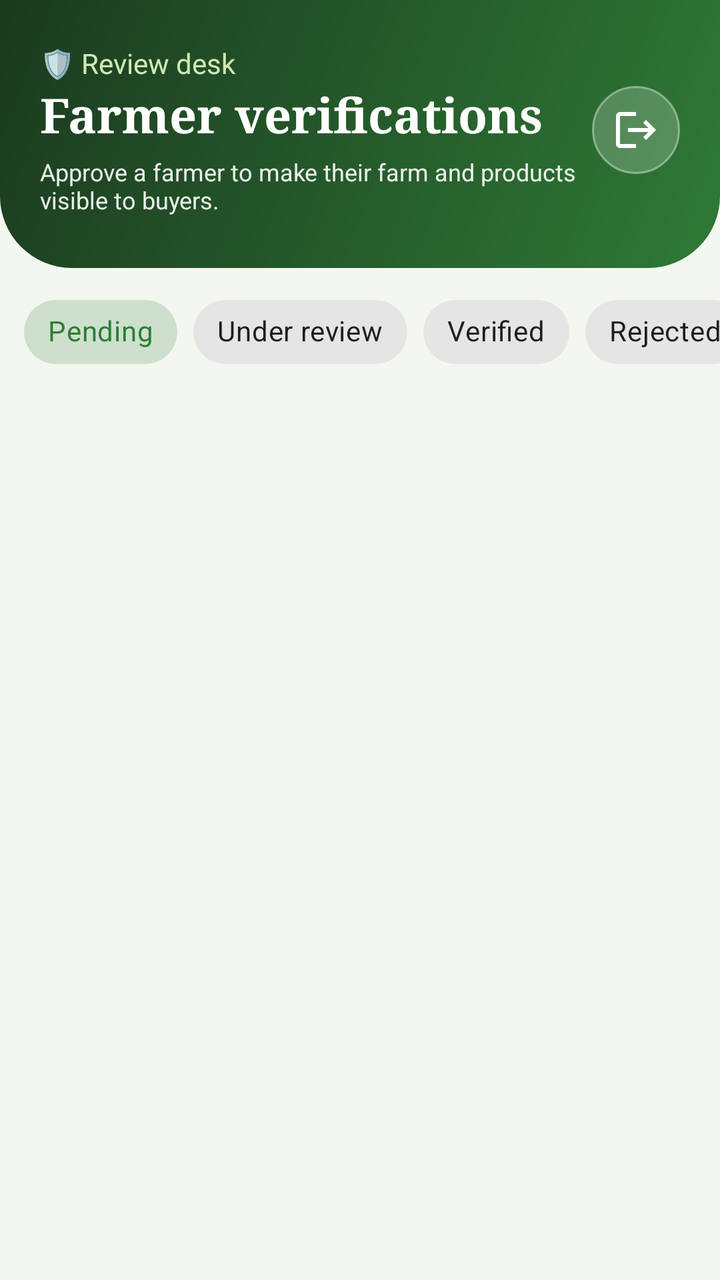
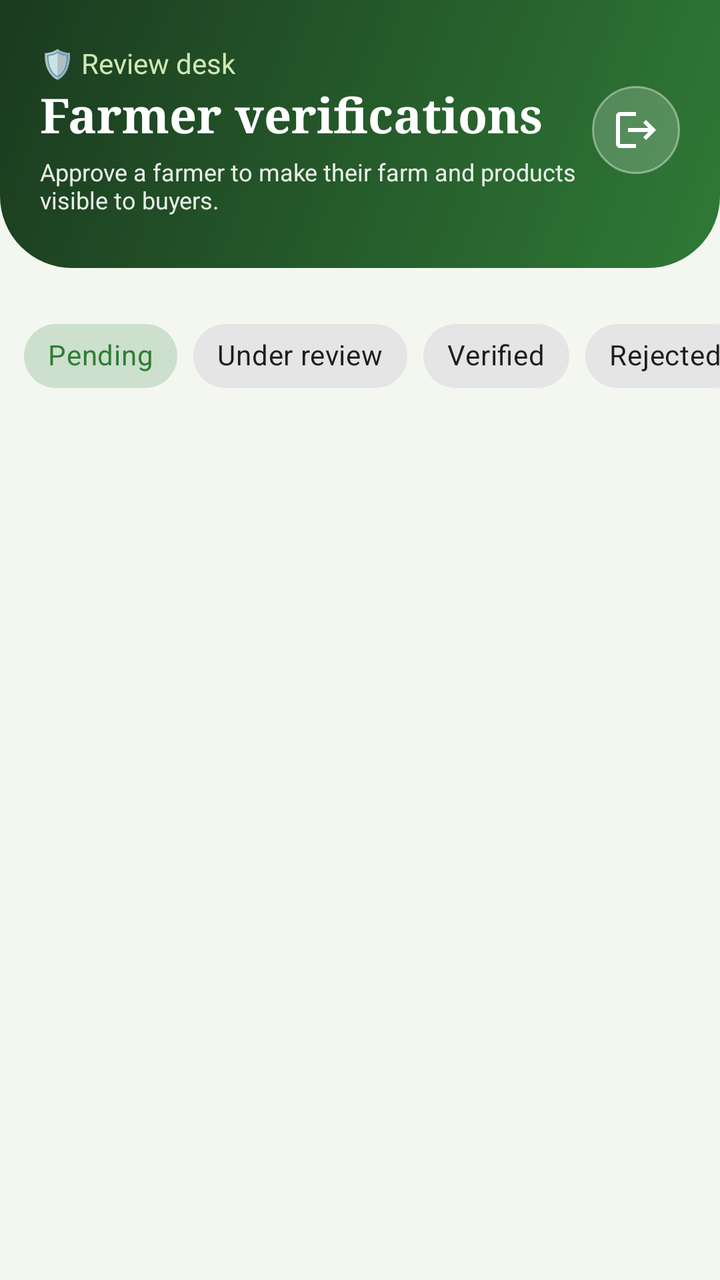

An Android layout rendered at two revisions. The XML below is the earlier revision; the diff shows what the commit changed to produce the second picture.
<!-- AndroidManifest.xml: application theme Theme.FarmConnect -->
<!-- res/layout/activity_review_list.xml -->
<?xml version="1.0" encoding="utf-8"?>
<LinearLayout xmlns:android="http://schemas.android.com/apk/res/android"
    xmlns:app="http://schemas.android.com/apk/res-auto"
    android:layout_width="match_parent" android:layout_height="match_parent"
    android:background="@color/fc_bg" android:orientation="vertical">

    <LinearLayout android:layout_width="match_parent" android:layout_height="wrap_content"
        android:background="@drawable/bg_dash_header" android:gravity="center_vertical"
        android:orientation="horizontal" android:paddingBottom="26dp" android:paddingStart="20dp"
        android:paddingEnd="20dp" android:paddingTop="22dp">
        <LinearLayout android:layout_width="0dp" android:layout_height="wrap_content"
            android:layout_weight="1" android:orientation="vertical">
            <TextView android:layout_width="wrap_content" android:layout_height="wrap_content"
                android:text="🛡 Review desk" android:textColor="#CFE8B5" android:textSize="14sp" />
            <TextView android:layout_width="wrap_content" android:layout_height="wrap_content"
                android:fontFamily="serif" android:text="Farmer verifications" android:textColor="#FFFFFF"
                android:textSize="24sp" android:textStyle="bold" />
            <TextView android:layout_width="wrap_content" android:layout_height="wrap_content"
                android:layout_marginTop="4dp"
                android:text="Approve a farmer to make their farm and products visible to buyers."
                android:textColor="#E6FFFFFF" android:textSize="12sp" />
        </LinearLayout>
        <ImageButton android:id="@+id/btnLogout" android:layout_width="44dp" android:layout_height="44dp"
            android:background="@drawable/bg_icon_glass" android:contentDescription="Log out"
            android:padding="11dp" android:src="@drawable/ic_logout" android:tint="#FFFFFF" />
    </LinearLayout>

    <HorizontalScrollView android:layout_width="match_parent" android:layout_height="wrap_content"
        android:scrollbars="none">
        <com.google.android.material.chip.ChipGroup android:id="@+id/chipGroup"
            android:layout_width="wrap_content" android:layout_height="wrap_content"
            android:paddingStart="12dp" android:paddingEnd="12dp" android:paddingTop="8dp"
            app:selectionRequired="true" app:singleLine="true" app:singleSelection="true">
            <com.google.android.material.chip.Chip android:id="@+id/chipPending"
                style="@style/Widget.MaterialComponents.Chip.Choice" android:layout_width="wrap_content"
                android:layout_height="wrap_content" android:checked="true" android:tag="PENDING" android:text="Pending" />
            <com.google.android.material.chip.Chip android:id="@+id/chipReview"
                style="@style/Widget.MaterialComponents.Chip.Choice" android:layout_width="wrap_content"
                android:layout_height="wrap_content" android:tag="UNDER_REVIEW" android:text="Under review" />
            <com.google.android.material.chip.Chip android:id="@+id/chipVerified"
                style="@style/Widget.MaterialComponents.Chip.Choice" android:layout_width="wrap_content"
                android:layout_height="wrap_content" android:tag="VERIFIED" android:text="Verified" />
            <com.google.android.material.chip.Chip android:id="@+id/chipRejected"
                style="@style/Widget.MaterialComponents.Chip.Choice" android:layout_width="wrap_content"
                android:layout_height="wrap_content" android:tag="REJECTED" android:text="Rejected" />
        </com.google.android.material.chip.ChipGroup>
    </HorizontalScrollView>

    <ProgressBar android:id="@+id/progress" android:layout_width="wrap_content" android:layout_height="wrap_content"
        android:layout_gravity="center_horizontal" android:visibility="gone" />
    <TextView android:id="@+id/tvEmpty" android:layout_width="wrap_content" android:layout_height="wrap_content"
        android:layout_gravity="center_horizontal" android:padding="32dp" android:text="Nothing here"
        android:textColor="@color/fc_muted" android:visibility="gone" />
    <androidx.recyclerview.widget.RecyclerView android:id="@+id/rv" android:layout_width="match_parent"
        android:layout_height="0dp" android:layout_weight="1" android:clipToPadding="false"
        android:paddingBottom="24dp" android:paddingStart="6dp" android:paddingEnd="6dp" />
</LinearLayout>
<!-- resources referenced by this layout -->
<resources>
  <color name="fc_bg">#F3F7F0</color>
  <color name="fc_muted">#6B7A6E</color>
  <!-- drawable bg_dash_header (drawable) -->
  <?xml version="1.0" encoding="utf-8"?>
  <shape xmlns:android="http://schemas.android.com/apk/res/android" android:shape="rectangle">
      <gradient android:angle="315" android:startColor="#1B3A1F" android:endColor="#2F7A36" />
      <corners android:bottomLeftRadius="36dp" android:bottomRightRadius="36dp" />
  </shape>
  <!-- drawable bg_icon_glass (drawable) -->
  <?xml version="1.0" encoding="utf-8"?>
  <shape xmlns:android="http://schemas.android.com/apk/res/android" android:shape="oval">
      <solid android:color="#33FFFFFF" />
      <stroke android:width="1dp" android:color="#66FFFFFF" />
  </shape>
  <!-- drawable ic_logout (drawable) -->
  <vector xmlns:android="http://schemas.android.com/apk/res/android"
      android:width="24dp" android:height="24dp" android:viewportWidth="24" android:viewportHeight="24">
      <path android:fillColor="#FF000000" android:pathData="M17,7l-1.41,1.41L18.17,11H8v2h10.17l-2.58,2.58L17,17l5,-5zM4,5h8V3H4c-1.1,0 -2,0.9 -2,2v14c0,1.1 0.9,2 2,2h8v-2H4V5z" />
  </vector>
  <style name="Theme.FarmConnect" parent="Theme.MaterialComponents.Light.DarkActionBar">
          <item name="colorPrimary">#2E7D32</item>
          <item name="colorPrimaryVariant">#1B5E20</item>
          <item name="colorOnPrimary">#FFFFFF</item>
          <item name="colorSecondary">#F9A825</item>
      </style>
</resources>

<!-- the commit's change to res/layout/activity_review_list.xml (unified diff, before → after) -->
@@ -25,6 +25,13 @@
             android:padding="11dp" android:src="@drawable/ic_logout" android:tint="#FFFFFF" />
     </LinearLayout>
 
+
+    <HorizontalScrollView android:layout_width="match_parent" android:layout_height="wrap_content"
+        android:clipToPadding="false" android:paddingEnd="12dp" android:paddingStart="12dp" android:paddingTop="12dp"
+        android:scrollbars="none">
+        <LinearLayout android:id="@+id/hubContainer" android:layout_width="wrap_content" android:layout_height="wrap_content"
+            android:orientation="horizontal" />
+    </HorizontalScrollView>
     <HorizontalScrollView android:layout_width="match_parent" android:layout_height="wrap_content"
         android:scrollbars="none">
         <com.google.android.material.chip.ChipGroup android:id="@+id/chipGroup"
